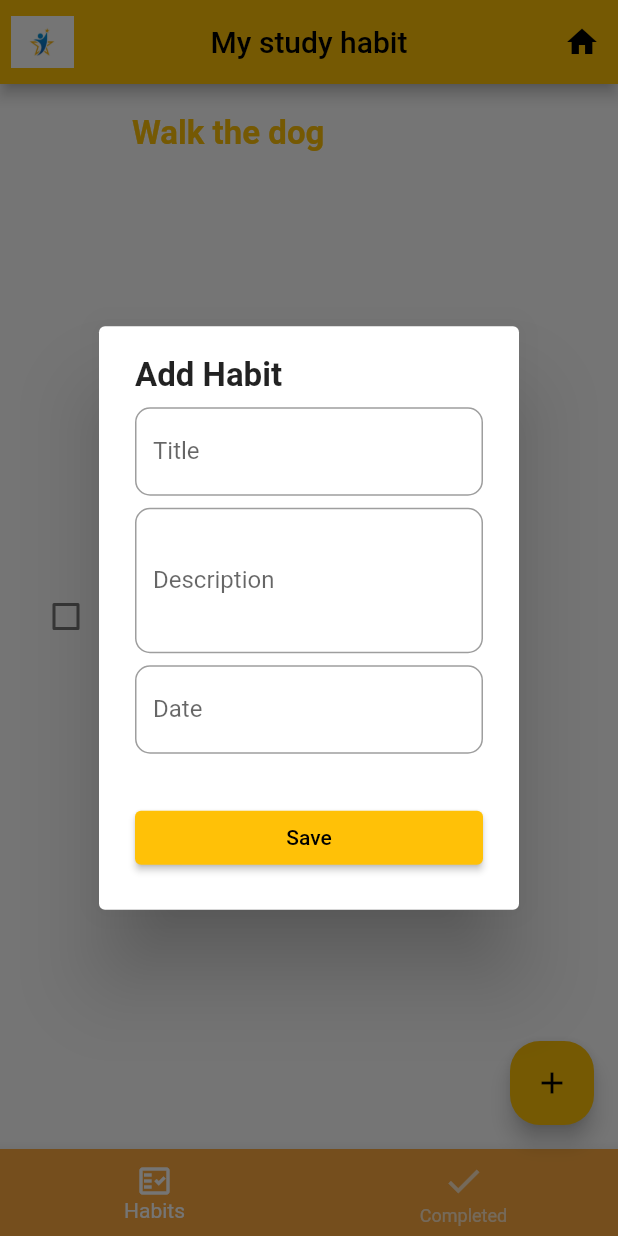
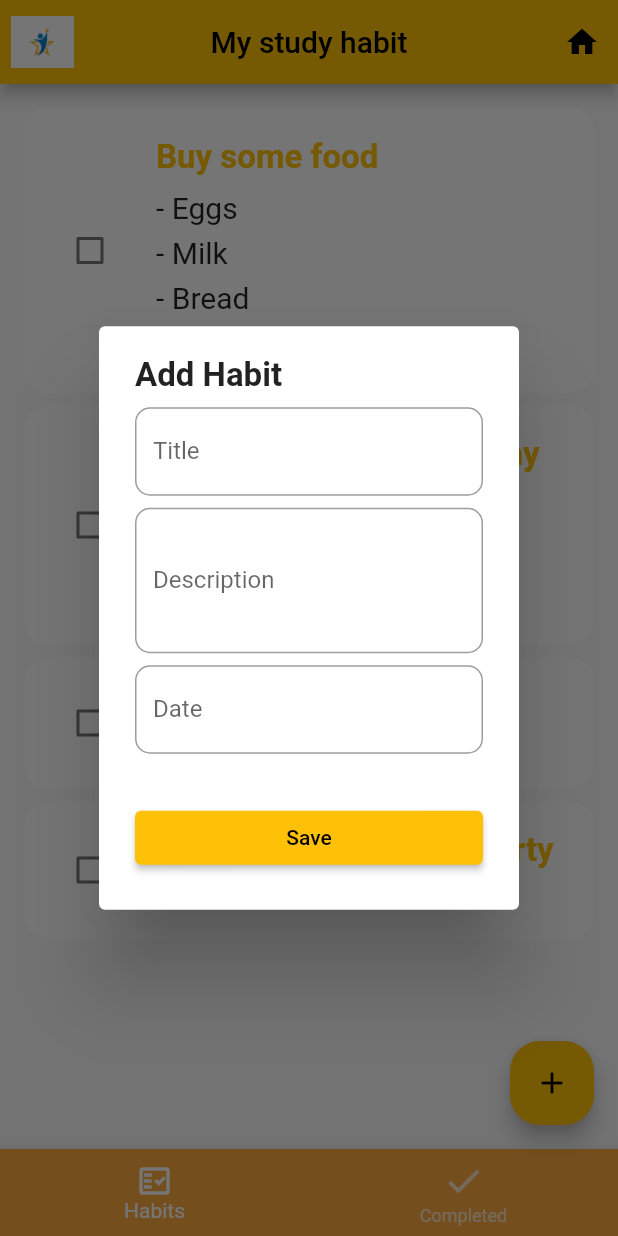
Before and after one commit to shayitsme/Habitude-habits-app-FYP-, a Flutter app: the HomePage screen opened directly, after a tap on the "add" icon, on a phone screen of 412 x 824 dp. Run offline on Flutter 3.47's test engine with Material 2 defaults, Android fonts, the phone set to English and light mode, and no system bars; drawn by our look-alikes of flutter_slidable; our stand-ins replace sqflite, toast; accounts and stored records are empty.

Commit message:
project has been updated

```diff
--- a/lib/main.dart
+++ b/lib/main.dart
@@ -3,7 +3,6 @@ import 'package:flutter/material.dart';
 import 'package:login_with_signup/Screens/LoginForm.dart';
 import 'package:login_with_signup/provider/habits.dart';
 import 'package:provider/provider.dart';
-
 
 void main() {
   runApp(const MyApp());
--- a/lib/provider/habits.dart
+++ b/lib/provider/habits.dart
@@ -1,5 +1,33 @@
 import 'package:flutter/cupertino.dart';
+import 'package:login_with_signup/models/habit.dart';
+
 
 class HabitsProvider extends ChangeNotifier {
 
+  List<Habit> _habits = [
+    Habit(
+        createdTime: DateTime.now(),
+        title: 'Buy some food',
+  description: '''- Eggs
+- Milk
+- Bread
+- Water''',
+  ),
+  Habit(
+  createdTime: DateTime.now(),
+  title: 'Plan family trip to Norway',
+  description: '''- Rent some hotels
+- Rent a car
+- Pack suitcase''',
+  ),
+    Habit(
+      createdTime: DateTime.now(),
+      title: 'Walk the Dog 🐕',
+    ),
+    Habit(
+      createdTime: DateTime.now(),
+      title: 'Plan Jacobs birthday party 🎉🥳',
+    ),
+  ];
+  List<Habit> get habits => _habits.where((habit) => habit.isDone == false).toList();
 }
--- a/lib/widget/habit_list_widget.dart
+++ b/lib/widget/habit_list_widget.dart
@@ -1,6 +1,8 @@
 import 'package:flutter/material.dart';
+import 'package:provider/provider.dart';
 
 import '../models/habit.dart';
+import '../provider/habits.dart';
 import 'habit_widget.dart';
 
 
@@ -9,11 +11,27 @@ class HabitListWidget extends StatelessWidget {
 
   @override
   Widget build(BuildContext context) {
-    return HabitWidget(
-      habit: Habit(
-        createdTime: DateTime.now(),
-        title: 'Walk the dog', id: ''
+    final provider = Provider.of<HabitsProvider>(context);
+    final habits = provider.habits;
+
+    return habits.isEmpty
+        ? Center(
+      child: Text(
+        'No habits',
+        style: TextStyle(fontSize: 20),
       ),
+    )
+
+    :ListView.separated(
+      physics: BouncingScrollPhysics(),
+      padding: EdgeInsets.all(16),
+      separatorBuilder: (context, index) => Container(height: 8),
+      itemCount: habits.length,
+      itemBuilder: (context, index) {
+        final habit = habits[index];
+
+        return HabitWidget(habit: habit);
+      },
     );
   }
 }
--- a/lib/widget/habit_widget.dart
+++ b/lib/widget/habit_widget.dart
@@ -1,7 +1,5 @@
 import 'package:flutter/material.dart';
 import 'package:flutter_slidable/flutter_slidable.dart';
-
-
 
 import '../models/habit.dart';
 
@@ -14,7 +12,9 @@ class HabitWidget extends StatelessWidget {
 
 
   @override
-  Widget build(BuildContext context) => Slidable(
+  Widget build(BuildContext context) => ClipRRect(
+          borderRadius: BorderRadius.circular(16),
+          child:Slidable(
       actionPane: SlidableDrawerActionPane(),
       key: Key(habit.id),
       actions: [
@@ -34,7 +34,8 @@ class HabitWidget extends StatelessWidget {
         )
       ],
       child: buildHabit(context),
-    );
+    ),
+  );
 
 
   Widget buildHabit(BuildContext context) => Container(
```
Also changed, not shown: lib/widget/habit2_list_widget.dart (+26 -7 lines), lib/widget/habit2_widget.dart (+24 -2 lines), lib/widget/habit3_list_widget.dart (+26 -7 lines), lib/widget/habit3_widget.dart (+24 -1 lines), lib/widget/habit4_list_widget.dart (+26 -7 lines), lib/widget/habit4_widget.dart (+24 -1 lines), lib/widget/habit5_list_widget.dart (+23 -10 lines), lib/widget/habit5_widget.dart (+24 -1 lines), lib/widget/habit6_list_widget.dart (+25 -6 lines), lib/widget/habit6_widget.dart (+24 -3 lines), lib/services/notification_services.dart (deleted). Lines whose indentation alone changed are shown as unchanged.
